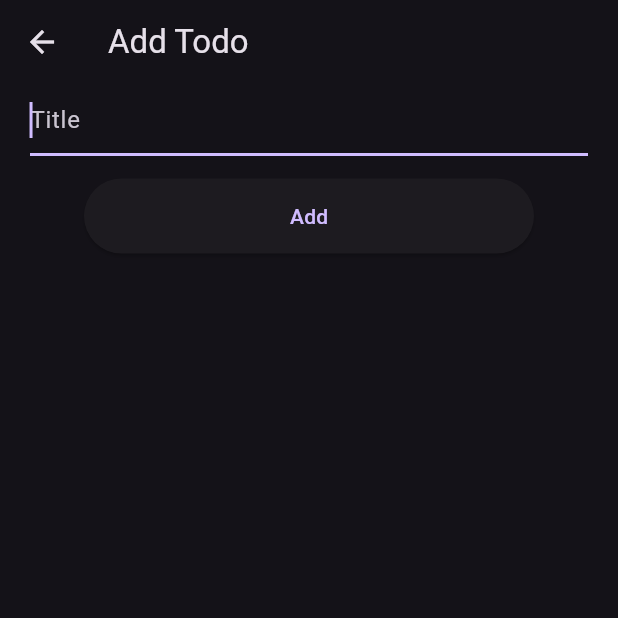
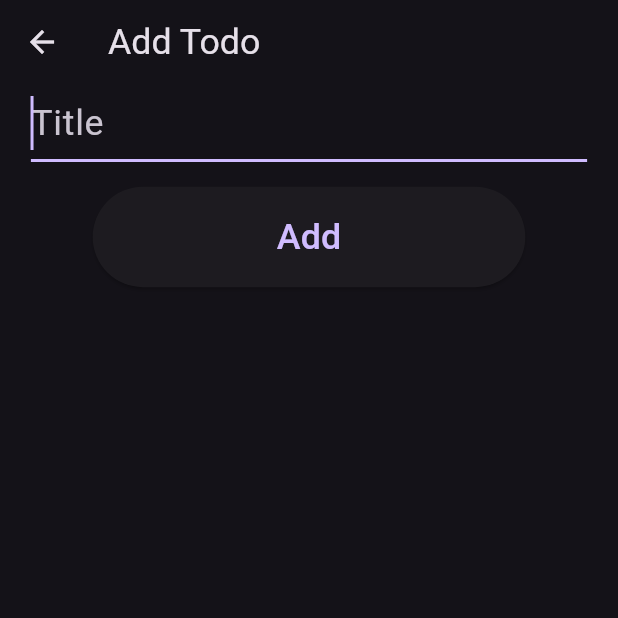
Before and after one commit to Parth483/todo_list, a Flutter app: the screen it shows after launch, after a tap on the "add" icon, on a phone screen of 412 x 824 dp, the top half of it. Run offline on Flutter 3.47's test engine with Material 3 defaults, Android fonts, the phone set to English and light mode, and no system bars; our stand-ins replace flutter_slidable, sizer.

Commit message:
Some Changes

```diff
--- a/lib/pages/add_todo.dart
+++ b/lib/pages/add_todo.dart
@@ -1,5 +1,6 @@
 import 'package:flutter/material.dart';
 import 'package:provider/provider.dart';
+import 'package:sizer/sizer.dart';
 import 'package:todo/Modal/save_task.dart';
 import 'package:todo/Modal/task_model.dart';
 
@@ -14,24 +15,30 @@ class AddTodo extends StatelessWidget {
   Widget build(BuildContext context) {
     return Scaffold(
       appBar: AppBar(
-        title: Text('Add Todo'),
+        title: Text(
+          'Add Todo',
+          style: TextStyle(fontSize: 20.sp),
+        ),
       ),
       body: Padding(
-        padding: EdgeInsets.symmetric(horizontal: 20),
+        padding: EdgeInsets.symmetric(horizontal: 5.w),
         child: Column(
           children: [
             TextFormField(
               controller: controller,
               autofocus: true,
-              decoration: InputDecoration(hintText: 'Title'),
+              decoration: InputDecoration(
+                  hintText: 'Title', hintStyle: TextStyle(fontSize: 20.sp)),
+              style: TextStyle(fontSize: 20.sp),
             ),
             SizedBox(
-              height: 15,
+              height: 2.h,
             ),
             ElevatedButton(
               style: ElevatedButton.styleFrom(
-                  minimumSize: Size(300, 50),
-                  padding: EdgeInsets.symmetric(horizontal: 30, vertical: 15)),
+                  minimumSize: Size(70.w, 5.h),
+                  padding:
+                      EdgeInsets.symmetric(horizontal: 5.w, vertical: 2.h)),
               onPressed: () {
                 context
                     .read<SaveTask>()
@@ -39,7 +46,10 @@ class AddTodo extends StatelessWidget {
                 controller.clear();
                 Navigator.of(context).pop();
               },
-              child: Text('Add'),
+              child: Text(
+                'Add',
+                style: TextStyle(fontSize: 20.sp),
+              ),
             )
           ],
         ),
--- a/lib/pages/todo_list.dart
+++ b/lib/pages/todo_list.dart
@@ -1,6 +1,7 @@
 import 'package:flutter/material.dart';
 import 'package:flutter_slidable/flutter_slidable.dart';
 import 'package:provider/provider.dart';
+import 'package:sizer/sizer.dart';
 import 'package:todo/Modal/save_task.dart';
 // import 'package:todo/Modal/task_model.dart';
 
@@ -12,13 +13,20 @@ class TodoList extends StatelessWidget {
   Widget build(BuildContext context) {
     return Scaffold(
       appBar: AppBar(
-        title: Text('Todo List'),
+        centerTitle: true,
+        title: Text(
+          'Todo List',
+          style: TextStyle(fontSize: 20.sp),
+        ),
       ),
       floatingActionButton: FloatingActionButton(
         onPressed: () {
           Navigator.of(context).pushNamed('addtodo');
         },
-        child: Icon(Icons.add),
+        child: Icon(
+          Icons.add,
+          size: 6.w,
+        ),
       ),
       body: Consumer<SaveTask>(
         builder: (context, task, child) {
@@ -32,9 +40,9 @@ class TodoList extends StatelessWidget {
                         context.read<SaveTask>().deleteTask(task.tasks[index]);
                       },
                       icon: Icons.delete,
-                      borderRadius: BorderRadius.circular(15),
+                      borderRadius: BorderRadius.circular(2.w),
                       backgroundColor: Colors.red,
-                      padding: EdgeInsets.symmetric(vertical: 10),
+                      padding: EdgeInsets.symmetric(vertical: 2.h),
                     )
                   ]),
                   child: Column(
@@ -43,6 +51,7 @@ class TodoList extends StatelessWidget {
                         title: Text(
                           task.tasks[index].title,
                           style: TextStyle(
+                              fontSize: 20.sp,
                               decoration: task.tasks[index].isCompleted
                                   ? TextDecoration.lineThrough
                                   : TextDecoration.none),
@@ -58,7 +67,7 @@ class TodoList extends StatelessWidget {
                         ),
                       ),
                       SizedBox(
-                        height: 20,
+                        height: 2.h,
                       )
                     ],
                   ),
```
